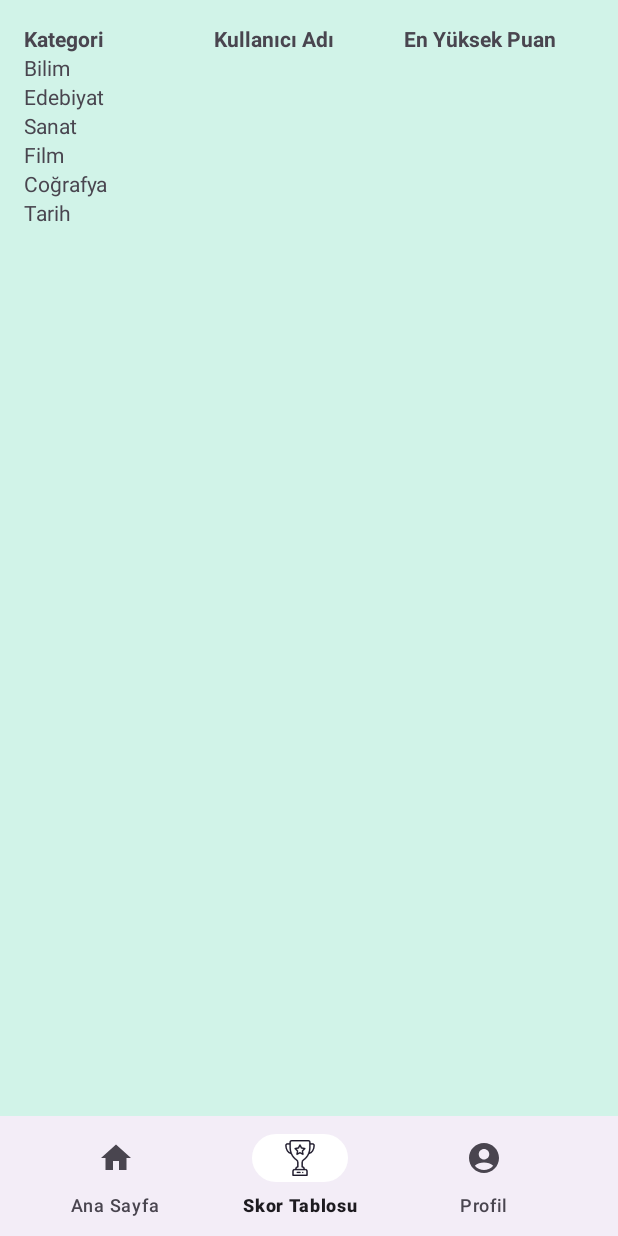
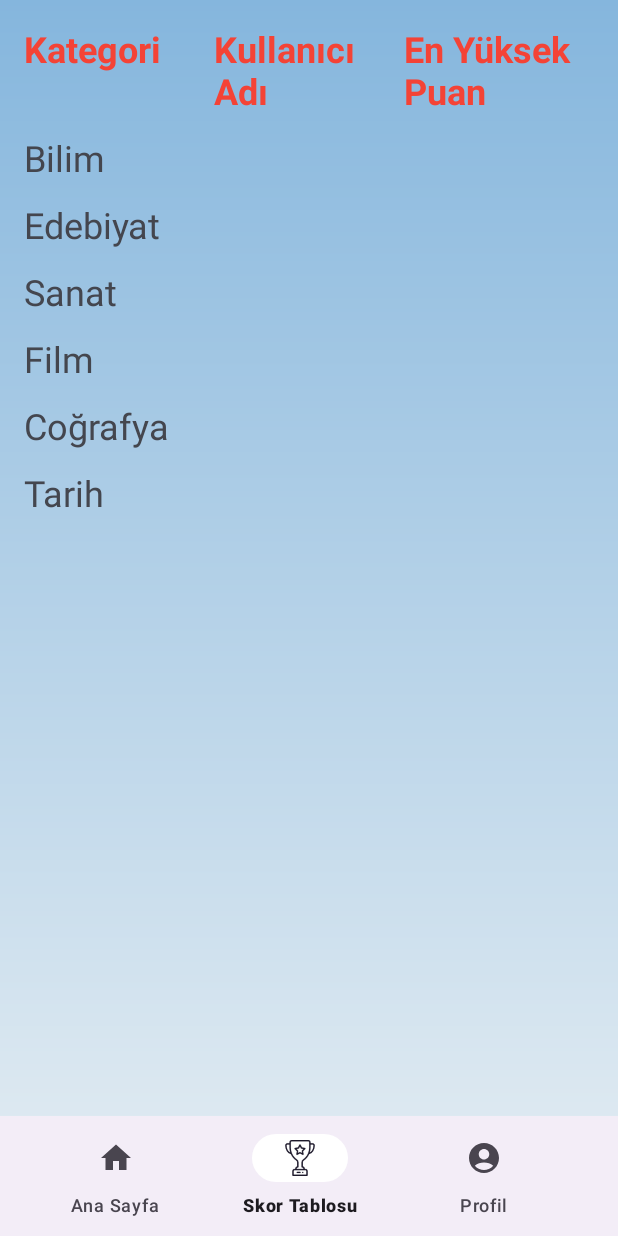
Before and after one commit to kdrksml/QuizApp, an Android app: the HomeFragment screen opened directly, with no data from a screen before it, item 2 of the bottom bar chosen, on a phone screen of 412 x 824 dp. Run offline under Robolectric (Android 15) with nearby library versions, the phone set to English and light mode, and no system bars; our stand-ins replace Firebase (no records; nobody signed in at launch, a user with empty details on screens opened directly).

Commit message:
Merge remote-tracking branch 'origin/master'

```diff
--- a/app/src/main/assets/geographyquestions.json
+++ b/app/src/main/assets/geographyquestions.json
@@ -58,11 +58,11 @@
     },
     {
       "question": "Dünya'nın en büyük gölü hangisidir?",
-      "answer1": "A) Hazar Denizi",
+      "answer1": "A) Hazar Gölü",
       "answer2": "B) Büyük Okyanus",
       "answer3": "C) Michigan Gölü",
       "answer4": "D) Ölü Deniz",
-      "correct": "A) Hazar Denizi"
+      "correct": "A) Hazar Gölü"
     },
     {
       "question": "Kapadokya, hangi ülkede bulunur?",
--- a/app/src/main/res/drawable/gradient_light_blue.xml
+++ b/app/src/main/res/drawable/gradient_light_blue.xml
@@ -1,7 +1,7 @@
 <?xml version="1.0" encoding="utf-8"?>
 <shape xmlns:android="http://schemas.android.com/apk/res/android">
     <gradient
-        android:startColor="#8CC1E1"
+        android:startColor="#E6EEF3"
         android:endColor="#85B6DD"
         android:angle="90"
         android:type="linear" />
--- a/app/src/main/res/layout/activity_login.xml
+++ b/app/src/main/res/layout/activity_login.xml
@@ -2,8 +2,7 @@
 <RelativeLayout xmlns:android="http://schemas.android.com/apk/res/android"
     android:layout_width="match_parent"
     android:layout_height="match_parent"
-    android:background="@drawable/gradient_light_blue"
-    android:backgroundTint="@color/soft_green">
+    android:background="@drawable/gradient_light_blue">
 
     <ImageView
         android:id="@+id/logoImageView"
@@ -53,7 +52,7 @@
         android:layout_marginStart="40dp"
         android:layout_marginTop="48dp"
         android:layout_marginEnd="40dp"
-        android:backgroundTint="@color/gray"
+        android:backgroundTint="@color/card_background"
         android:text="Giriş"
         android:textAppearance="@style/TextAppearance.AppCompat.Large"
         android:textColor="#000000" />
@@ -65,7 +64,7 @@
         android:layout_below="@id/loginButton"
         android:layout_centerHorizontal="true"
         android:layout_marginTop="50dp"
-        android:backgroundTint="@color/gray"
+        android:backgroundTint="@color/blue"
         android:text="Kayıt Ol"
         android:textAppearance="@style/TextAppearance.AppCompat.Medium"
         android:textColor="#000000" />
--- a/app/src/main/res/layout/activity_quiz.xml
+++ b/app/src/main/res/layout/activity_quiz.xml
@@ -13,7 +13,7 @@
         android:elevation="0dp"
         android:gravity="center"
         android:layout_gravity="center"
-        android:background="@color/soft_green"
+        android:background="@drawable/gradient_light_blue"
         android:layout_width="match_parent"
         android:layout_height="?attr/actionBarSize">
         <com.google.android.material.appbar.MaterialToolbar
--- a/app/src/main/res/layout/activity_signup.xml
+++ b/app/src/main/res/layout/activity_signup.xml
@@ -2,8 +2,7 @@
 <RelativeLayout xmlns:android="http://schemas.android.com/apk/res/android"
     android:layout_width="match_parent"
     android:layout_height="match_parent"
-    android:background="@drawable/gradient_light_blue"
-    android:backgroundTint="@color/soft_green">
+    android:background="@drawable/gradient_light_blue">
 
     <ImageView
         android:id="@+id/signupLogoImageView"
--- a/app/src/main/res/layout/fragment_home.xml
+++ b/app/src/main/res/layout/fragment_home.xml
@@ -23,7 +23,7 @@
             <com.google.android.material.appbar.MaterialToolbar
                 android:id="@+id/toolbar"
                 android:elevation="0dp"
-                android:background="@color/lavender"
+                android:background="@drawable/gradient_light_blue"
                 android:layout_width="match_parent"
                 android:layout_height="?attr/actionBarSize"
                 android:gravity="center">
@@ -35,7 +35,7 @@
                     android:text="KATEGORİLER"
                     android:gravity="center"
                     android:textSize="28dp"
-                    android:textColor="@color/white"
+                    android:textColor="@color/brown"
                     android:textStyle="bold" />
 
             </com.google.android.material.appbar.MaterialToolbar>
--- a/app/src/main/res/layout/fragment_library.xml
+++ b/app/src/main/res/layout/fragment_library.xml
@@ -2,7 +2,7 @@
     xmlns:tools="http://schemas.android.com/tools"
     android:layout_width="match_parent"
     android:layout_height="match_parent"
-    android:background="@color/soft_green"
+    android:background="@drawable/gradient_light_blue"
     tools:context=".LibraryFragment">
 
     <TableLayout
@@ -11,160 +11,215 @@
         android:layout_height="match_parent"
         android:padding="16dp">
 
+        <!-- Header Row -->
+        <TableRow
+            android:layout_marginBottom="12dp">
+
+            <TextView
+                android:layout_width="0dp"
+                android:layout_height="wrap_content"
+                android:layout_weight="1"
+                android:text="Kategori"
+                android:textStyle="bold"
+                android:textColor="#F44336"
+                android:textSize="24sp" />
+
+            <TextView
+                android:layout_width="0dp"
+                android:layout_height="wrap_content"
+                android:layout_weight="1"
+                android:text="Kullanıcı Adı"
+                android:textStyle="bold"
+                android:textColor="#F44336"
+                android:textSize="24sp" />
+
+            <TextView
+                android:layout_width="0dp"
+                android:layout_height="wrap_content"
+                android:layout_weight="1"
+                android:text="En Yüksek Puan"
+                android:textStyle="bold"
+                android:textColor="#F44336"
+                android:textSize="24sp" />
+
+        </TableRow>
+
+        <!-- Science Row -->
+        <TableRow
+            android:layout_marginBottom="12dp">
+
+            <TextView
+                android:layout_width="0dp"
+                android:layout_height="wrap_content"
+                android:layout_weight="1"
+                android:text="Bilim"
+                android:textColor="@color/text_secondary_color"
+                android:textSize="24sp" />
+
+            <TextView
+                android:id="@+id/scienceUsername"
+                android:layout_width="0dp"
+                android:layout_height="wrap_content"
+                android:layout_weight="1"
+                android:textColor="@color/text_secondary_color"
+                android:textSize="24sp" />
+
+            <TextView
+                android:id="@+id/scienceHighestScore"
+                android:layout_width="0dp"
+                android:layout_height="wrap_content"
+                android:layout_weight="1"
+                android:textColor="@color/text_secondary_color"
+                android:textSize="24sp" />
+
+        </TableRow>
+
+        <!-- Literature Row -->
+        <TableRow
+            android:layout_marginBottom="12dp">
+
+            <TextView
+                android:layout_width="0dp"
+                android:layout_height="wrap_content"
+                android:layout_weight="1"
+                android:text="Edebiyat"
+                android:textColor="@color/text_secondary_color"
+                android:textSize="24sp" />
+
+            <TextView
+                android:id="@+id/literatureUsername"
+                android:layout_width="0dp"
+                android:layout_height="wrap_content"
+                android:layout_weight="1"
+                android:textColor="@color/text_secondary_color"
+                android:textSize="24sp" />
+
+            <TextView
+                android:id="@+id/literatureHighestScore"
+                android:layout_width="0dp"
+                android:layout_height="wrap_content"
+                android:layout_weight="1"
+                android:textColor="@color/text_secondary_color"
+                android:textSize="24sp" />
+
+        </TableRow>
+
+        <!-- Art Row -->
+        <TableRow
+            android:layout_marginBottom="12dp">
+
+            <TextView
+                android:layout_width="0dp"
+                android:layout_height="wrap_content"
+                android:layout_weight="1"
+                android:text="Sanat"
+                android:textColor="@color/text_secondary_color"
+                android:textSize="24sp" />
+
+            <TextView
+                android:id="@+id/artUsername"
+                android:layout_width="0dp"
+                android:layout_height="wrap_content"
+                android:layout_weight="1"
+                android:textColor="@color/text_secondary_color"
+                android:textSize="24sp" />
+
+            <TextView
+                android:id="@+id/artHighestScore"
+                android:layout_width="0dp"
+                android:layout_height="wrap_content"
+                android:layout_weight="1"
+                android:textColor="@color/text_secondary_color"
+                android:textSize="24sp" />
+
+        </TableRow>
+
+        <!-- Movie Row -->
+        <TableRow
+            android:layout_marginBottom="12dp">
+
+            <TextView
+                android:layout_width="0dp"
+                android:layout_height="wrap_content"
+                android:layout_weight="1"
+                android:text="Film"
+                android:textColor="@color/text_secondary_color"
+                android:textSize="24sp" />
+
+            <TextView
+                android:id="@+id/movieUsername"
+                android:layout_width="0dp"
+                android:layout_height="wrap_content"
+                android:layout_weight="1"
+                android:textColor="@color/text_secondary_color"
+                android:textSize="24sp" />
+
+            <TextView
+                android:id="@+id/movieHighestScore"
+                android:layout_width="0dp"
+                android:layout_height="wrap_content"
+                android:layout_weight="1"
+                android:textColor="@color/text_secondary_color"
+                android:textSize="24sp" />
+
+        </TableRow>
+
+        <!-- Geography Row -->
+        <TableRow
+            android:layout_marginBottom="12dp">
+
+            <TextView
+                android:layout_width="0dp"
+                android:layout_height="wrap_content"
+                android:layout_weight="1"
+                android:text="Coğrafya"
+                android:textColor="@color/text_secondary_color"
+                android:textSize="24sp" />
+
+            <TextView
+                android:id="@+id/geographyUsername"
+                android:layout_width="0dp"
+                android:layout_height="wrap_content"
+                android:layout_weight="1"
+                android:textColor="@color/text_secondary_color"
+                android:textSize="24sp" />
+
+            <TextView
+                android:id="@+id/geographyHighestScore"
+                android:layout_width="0dp"
+                android:layout_height="wrap_content"
+                android:layout_weight="1"
+                android:textColor="@color/text_secondary_color"
+                android:textSize="24sp" />
+
+        </TableRow>
+
+        <!-- History Row -->
         <TableRow>
 
             <TextView
                 android:layout_width="0dp"
                 android:layout_height="wrap_content"
                 android:layout_weight="1"
-                android:text="Kategori"
-                android:textStyle="bold" />
-
-            <TextView
-                android:layout_width="0dp"
-                android:layout_height="wrap_content"
-                android:layout_weight="1"
-                android:text="Kullanıcı Adı"
-                android:textStyle="bold" />
-
-            <TextView
-                android:layout_width="0dp"
-                android:layout_height="wrap_content"
-                android:layout_weight="1"
-                android:text="En Yüksek Puan"
-                android:textStyle="bold" />
-
-        </TableRow>
-
-        <TableRow>
-
-            <TextView
-                android:layout_width="0dp"
-                android:layout_height="wrap_content"
-                android:layout_weight="1"
-                android:text="Bilim" />
-
-            <TextView
-                android:id="@+id/scienceUsername"
-                android:layout_width="0dp"
-                android:layout_height="wrap_content"
-                android:layout_weight="1" />
-
-            <TextView
-                android:id="@+id/scienceHighestScore"
-                android:layout_width="0dp"
-                android:layout_height="wrap_content"
-                android:layout_weight="1" />
-
-        </TableRow>
-
-        <TableRow>
-
-            <TextView
-                android:layout_width="0dp"
-                android:layout_height="wrap_content"
-                android:layout_weight="1"
-                android:text="Edebiyat" />
-
-            <TextView
-                android:id="@+id/literatureUsername"
-                android:layout_width="0dp"
-                android:layout_height="wrap_content"
-                android:layout_weight="1" />
-
-            <TextView
-                android:id="@+id/literatureHighestScore"
-                android:layout_width="0dp"
-                android:layout_height="wrap_content"
-                android:layout_weight="1" />
-
-        </TableRow>
-
-        <TableRow>
-
-            <TextView
-                android:layout_width="0dp"
-                android:layout_height="wrap_content"
-                android:layout_weight="1"
-                android:text="Sanat" />
-
-            <TextView
-                android:id="@+id/artUsername"
-                android:layout_width="0dp"
-                android:layout_height="wrap_content"
-                android:layout_weight="1" />
-
-            <TextView
-                android:id="@+id/artHighestScore"
-                android:layout_width="0dp"
-                android:layout_height="wrap_content"
-                android:layout_weight="1" />
-
-        </TableRow>
-
-        <TableRow>
-
-            <TextView
-                android:layout_width="0dp"
-                android:layout_height="wrap_content"
-                android:layout_weight="1"
-                android:text="Film" />
-
-            <TextView
-                android:id="@+id/movieUsername"
-                android:layout_width="0dp"
-                android:layout_height="wrap_content"
-                android:layout_weight="1" />
-
-            <TextView
-                android:id="@+id/movieHighestScore"
-                android:layout_width="0dp"
-                android:layout_height="wrap_content"
-                android:layout_weight="1" />
-
-        </TableRow>
-
-        <TableRow>
-
-            <TextView
-                android:layout_width="0dp"
-                android:layout_height="wrap_content"
-                android:layout_weight="1"
-                android:text="Coğrafya" />
-
-            <TextView
-                android:id="@+id/geographyUsername"
-                android:layout_width="0dp"
-                android:layout_height="wrap_content"
-                android:layout_weight="1" />
-
-            <TextView
-                android:id="@+id/geographyHighestScore"
-                android:layout_width="0dp"
-                android:layout_height="wrap_content"
-                android:layout_weight="1" />
-
-        </TableRow>
-
-        <TableRow>
-
-            <TextView
-                android:layout_width="0dp"
-                android:layout_height="wrap_content"
-                android:layout_weight="1"
-                android:text="Tarih" />
+                android:text="Tarih"
+                android:textColor="@color/text_secondary_color"
+                android:textSize="24sp" />
 
             <TextView
                 android:id="@+id/historyUsername"
                 android:layout_width="0dp"
                 android:layout_height="wrap_content"
-                android:layout_weight="1" />
+                android:layout_weight="1"
+                android:textColor="@color/text_secondary_color"
+                android:textSize="24sp" />
 
             <TextView
                 android:id="@+id/historyHighestScore"
                 android:layout_width="0dp"
                 android:layout_height="wrap_content"
-                android:layout_weight="1" />
+                android:layout_weight="1"
+                android:textColor="@color/text_secondary_color"
+                android:textSize="24sp" />
 
         </TableRow>
 
--- a/app/src/main/res/layout/fragment_profile.xml
+++ b/app/src/main/res/layout/fragment_profile.xml
@@ -3,7 +3,7 @@
     xmlns:tools="http://schemas.android.com/tools"
     android:layout_width="match_parent"
     android:layout_height="match_parent"
-    android:background="@color/soft_green"
+    android:background="@drawable/gradient_light_blue"
     tools:context=".ProfileFragment">
 
     <LinearLayout
@@ -24,7 +24,7 @@
             android:layout_width="match_parent"
             android:layout_height="wrap_content"
             android:text="Kullanıcı Adı"
-            android:textSize="24sp"
+            android:textSize="28sp"
             android:textStyle="bold"
             android:textColor="@color/black"
             android:gravity="center_horizontal"
@@ -36,80 +36,80 @@
             android:layout_height="wrap_content"
             android:text="user@example.com"
             android:layout_marginBottom="50dp"
-            android:textSize="17sp"
+            android:textSize="20sp"
             android:gravity="center_horizontal"
             android:layout_marginTop="8dp"
-            android:textColor="@color/gray"/>
+            android:textColor="@color/brown"/>
 
         <TextView
             android:layout_width="match_parent"
             android:layout_height="wrap_content"
             android:text="En Yüksek Puanlar"
-            android:textSize="24sp"
+            android:textSize="25sp"
             android:textStyle="bold"
             android:gravity="center_horizontal"
-            android:textColor="@color/black"
-            android:layout_marginTop="24dp"/>
+            android:textColor="@color/teal_700"
+            android:layout_marginTop="16dp"/>
 
         <TextView
             android:id="@+id/scienceScoreTextView"
             android:layout_width="match_parent"
             android:layout_height="wrap_content"
             android:text="Bilim: "
-            android:textSize="18sp"
+            android:textSize="21sp"
             android:gravity="center_horizontal"
             android:layout_marginTop="8dp"
-            android:textColor="@color/gray"/>
+            android:textColor="@color/orange"/>
 
         <TextView
             android:id="@+id/literatureScoreTextView"
             android:layout_width="match_parent"
             android:layout_height="wrap_content"
             android:text="Edebiyat: "
-            android:textSize="18sp"
+            android:textSize="21sp"
             android:gravity="center_horizontal"
             android:layout_marginTop="8dp"
-            android:textColor="@color/gray"/>
+            android:textColor="@color/orange"/>
 
         <TextView
             android:id="@+id/historyScoreTextView"
             android:layout_width="match_parent"
             android:layout_height="wrap_content"
             android:text="Tarih: "
-            android:textSize="18sp"
+            android:textSize="21sp"
             android:gravity="center_horizontal"
             android:layout_marginTop="8dp"
-            android:textColor="@color/gray"/>
+            android:textColor="@color/orange"/>
 
         <TextView
             android:id="@+id/geographyScoreTextView"
             android:layout_width="match_parent"
             android:layout_height="wrap_content"
             android:text="Coğrafya: "
-            android:textSize="18sp"
+            android:textSize="21sp"
             android:gravity="center_horizontal"
             android:layout_marginTop="8dp"
-            android:textColor="@color/gray"/>
+            android:textColor="@color/orange"/>
 
         <TextView
             android:id="@+id/movieScoreTextView"
             android:layout_width="match_parent"
             android:layout_height="wrap_content"
             android:text="Film: "
-            android:textSize="18sp"
+            android:textSize="22sp"
             android:gravity="center_horizontal"
             android:layout_marginTop="8dp"
-            android:textColor="@color/gray"/>
+            android:textColor="@color/orange"/>
 
         <TextView
             android:id="@+id/artScoreTextView"
             android:layout_width="match_parent"
             android:layout_height="wrap_content"
             android:text="Sanat: "
-            android:textSize="18sp"
+            android:textSize="21sp"
             android:gravity="center_horizontal"
             android:layout_marginTop="8dp"
-            android:textColor="@color/gray"/>
+            android:textColor="@color/orange"/>
 
     </LinearLayout>
 
```
Also changed, not shown: 8 other files.
